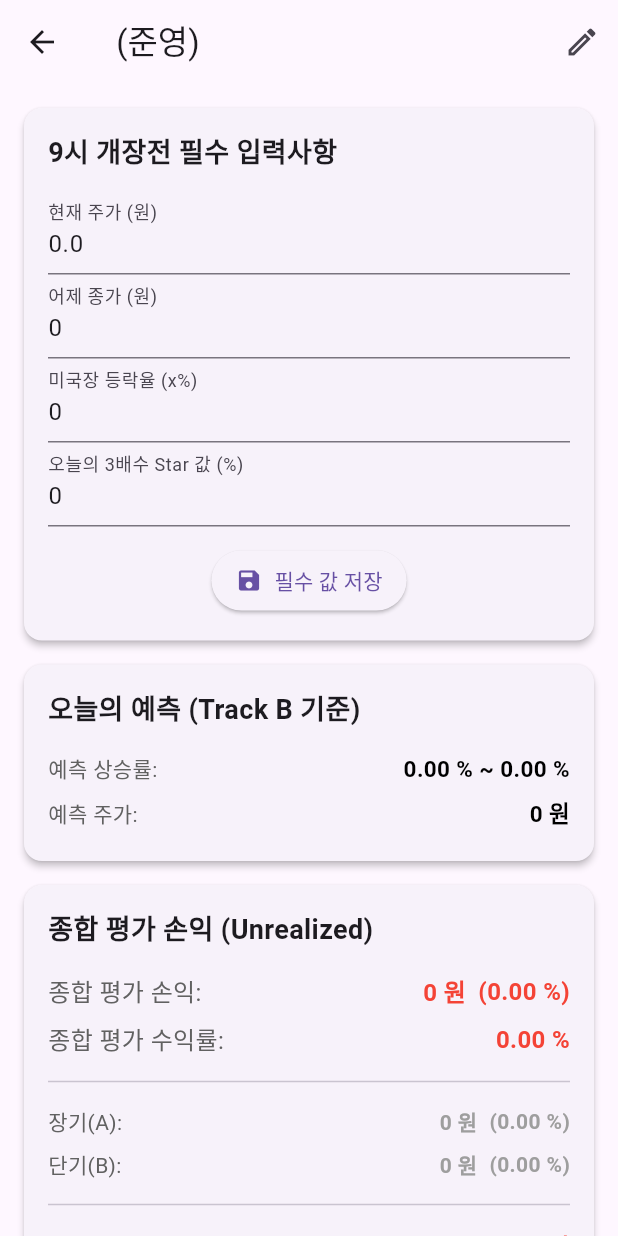
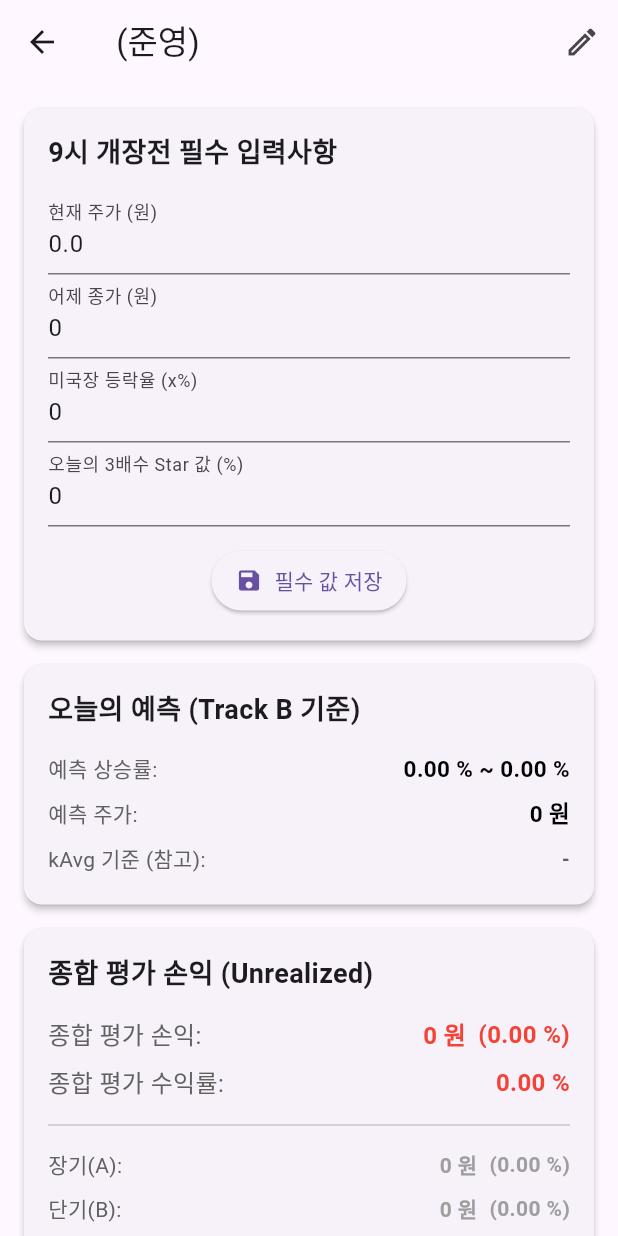
Before and after one commit to JunyeongCha/Laour_ETF, a Flutter app: the JunyeongDetailScreen screen opened directly with empty values, on a phone screen of 412 x 824 dp. Run offline on Flutter 3.47's test engine with Material 3 defaults, Android fonts, the phone set to English and light mode, and no system bars; our stand-ins replace cloud_firestore, firebase_auth, firebase_core, flutter_secure_storage, shared_preferences; accounts and stored records are empty.

Commit message:
5단계 끝

```diff
--- a/lib/screens/junyeong_detail_screen.dart
+++ b/lib/screens/junyeong_detail_screen.dart
@@ -1031,7 +1031,19 @@ class _JunyeongDetailScreenState extends State<JunyeongDetailScreen> {
 
                 // (★3단계-1★) "오늘의 예측" 카드 (신규 추가)
                 // [!] Step 6: "오늘의 예측" 카드 (새 변수명 사용)
-                _buildInfoCard( // [!] 괄호()로 변경
+              // [!] 4단계: kAvg 기준 예측값 계산을 위해 Builder 위젯 추가
+              Builder(
+                builder: (context) {
+                  double kAvgRate = 0.0;
+                  double kAvgPrice = 0.0;
+                  if (x != 0 && previousClosePrice > 0) {
+                    kAvgRate = x * kAvg;
+                    kAvgPrice = previousClosePrice * (1 + (kAvgRate / 100));
+                  }
+
+                  // (★3단계-1★) "오늘의 예측" 카드 (신규 추가)
+                  // [!] Step 6: "오늘의 예측" 카드 (새 변수명 사용)
+                  return _buildInfoCard( // [!] 괄호()로 변경
                     "오늘의 예측 (Track B 기준)",
                   [
                     _buildInfoRow(
@@ -1060,7 +1072,19 @@ class _JunyeongDetailScreenState extends State<JunyeongDetailScreen> {
                           subTextColor: subTextColor,
                           valueFontSize: 15.0,
                         ),
+                        // [!] 4단계: kAvg 기준 (참고) 라인 추가
+                        _buildInfoRow(
+                          'kAvg 기준 (참고):',
+                          (x == 0 || previousClosePrice == 0) ? '-'
+                            : '${kAvgRate.toStringAsFixed(2)} % (${kAvgPrice.toStringAsFixed(0)} 원)',
+                          valueColor: x > 0 ? Colors.red.shade300 : (x < 0 ? Colors.blue.shade300 : subTextColor),
+                          textColor: textColor,
+                          subTextColor: subTextColor,
+                          valueFontSize: 13.0, // 약간 작게
+                        ),
                       ]
+                    );
+                  }
                   ),
 
                   // (★수정★) 평가 손익 카드 (듀얼 지갑)
@@ -1548,12 +1572,21 @@ class _JunyeongDetailScreenState extends State<JunyeongDetailScreen> {
                                                   : (crashBuyAmount_A_PerLine / crashPrice);
 
                             // (★3단계-3★) 경고 로직
+                            // (★3단계-3★) 경고 로직
                             bool showAlert = (x < 0 && predictedMinPrice > 0 && predictedMinPrice <= crashPrice);
+
+                            // [!] 5단계: (Point 4) 1주 로직 적용
+                            final String displayQty;
+                            if (crashQty < 1.0 && crashQty > 0) {
+                              displayQty = "1 주";
+                            } else {
+                              displayQty = "${crashQty.toStringAsFixed(2)} 주";
+                            }
 
                             crashBuyDirectives.add(
                               _buildDirectiveRow(
                                 '지정가 (평단*${(ratio * 100).toStringAsFixed(2)}%):', // (★3단계-1★) LOC->지정가
-                                '${crashPrice.toStringAsFixed(0)} 원 X ${crashQty.toStringAsFixed(4)} 주',
+                                '${crashPrice.toStringAsFixed(0)} 원 X $displayQty', // [!] displayQty 적용
                                 valueColor: showAlert ? Colors.red.shade900 : Colors.red.shade700, // (★3단계-3★)
                                 textColor: textColor,
                                 subTextColor: subTextColor,
@@ -1566,7 +1599,8 @@ class _JunyeongDetailScreenState extends State<JunyeongDetailScreen> {
                             crossAxisAlignment: CrossAxisAlignment.start,
                             children: [
                               Text(
-                                '+@ 지정가 매수(장기) (순수원금의 30% 분배)', // (★3단계-1,3★)
+                                // [!] 5단계: 이름 "폭락장"으로 되돌리기
+                                '+@ 폭락장 대비 추가 매수 (순수원금의 30% 분배)',
                                 style: TextStyle(
                                     fontWeight: FontWeight.bold, color: textColor)),
                               if (crashBuyAmount_A_Total <= 0)
```
Also changed, not shown: lib/screens/cycle_detail_screen.dart (+9 -1 lines). Lines whose indentation alone changed are shown as unchanged.
